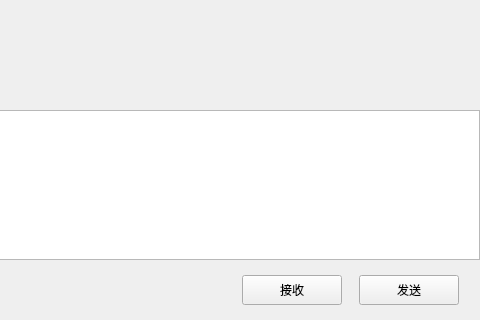
Above: ChatClient/chatpage.ui from zyuhao7/WeChat before the change; both pictures show x 100 to 580 and y 87 to 407 of the 580 by 407 pixel window. Below: the same form after it.
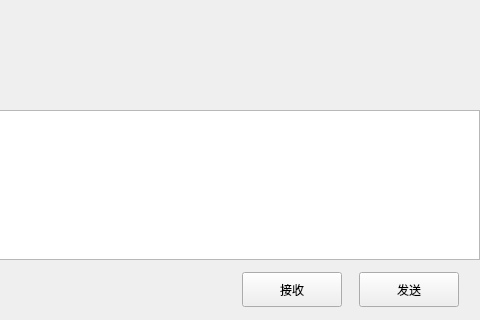
That is the form after the change. Custom widgets are drawn as their Qt base class.

```diff
--- a/ChatClient/chatpage.ui
+++ b/ChatClient/chatpage.ui
@@ -288,13 +288,13 @@
            <property name="minimumSize">
             <size>
              <width>100</width>
-             <height>30</height>
+             <height>35</height>
             </size>
            </property>
            <property name="maximumSize">
             <size>
              <width>100</width>
-             <height>30</height>
+             <height>35</height>
             </size>
            </property>
            <property name="text">
@@ -323,13 +323,13 @@
            <property name="minimumSize">
             <size>
              <width>100</width>
-             <height>30</height>
+             <height>35</height>
             </size>
            </property>
            <property name="maximumSize">
             <size>
              <width>100</width>
-             <height>30</height>
+             <height>35</height>
             </size>
            </property>
            <property name="text">
@@ -362,15 +362,15 @@
   </layout>
  </widget>
  <customwidgets>
-  <customwidget>
-   <class>ClickedBtn</class>
-   <extends>QPushButton</extends>
-   <header location="global">clickedbtn.h</header>
-  </customwidget>
   <customwidget>
    <class>ClickedLabel</class>
    <extends>QLabel</extends>
-   <header location="global">clickedlabel.h</header>
+   <header>clickedlabel.h</header>
+  </customwidget>
+  <customwidget>
+   <class>ClickedBtn</class>
+   <extends>QPushButton</extends>
+   <header>clickedbtn.h</header>
   </customwidget>
   <customwidget>
    <class>ChatView</class>
```
Left out of the diff: 20 changed lines with no effect on the pictures.
